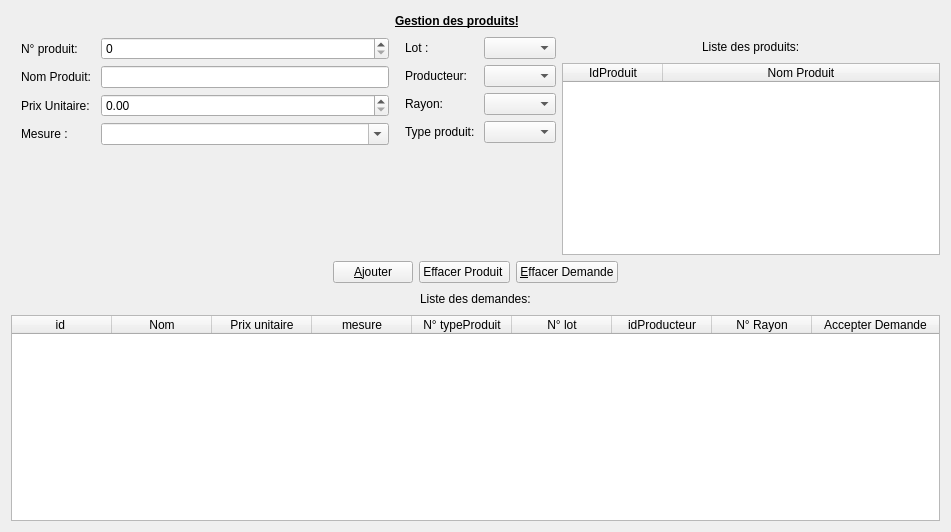
Qt form Application back office/NwBackOffice/produit.ui (kevcours/NewWorld) before a commit.
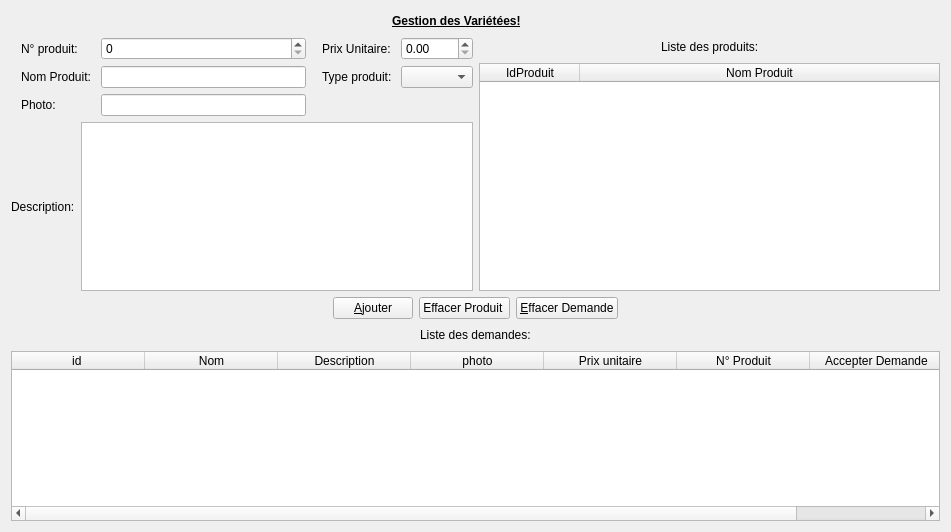
The same form after that commit. Icons and pictures are not drawn.

What changed in the file:
```diff
--- a/Application back office/NwBackOffice/produit.ui
+++ b/Application back office/NwBackOffice/produit.ui
@@ -13,9 +13,7 @@
   <property name="windowTitle">
    <string>Produit</string>
   </property>
-  <layout class="QHBoxLayout" name="horizontalLayout_6">
-   <item>
-    <layout class="QVBoxLayout" name="verticalLayout_2">
+  <layout class="QVBoxLayout" name="verticalLayout_3">
      <item>
       <layout class="QHBoxLayout" name="horizontalLayout">
        <item>
@@ -41,7 +39,7 @@
           </font>
          </property>
          <property name="text">
-          <string>Gestion des produits!</string>
+        <string>Gestion des Variétées!</string>
          </property>
         </widget>
        </item>
@@ -75,7 +73,11 @@
       </layout>
      </item>
      <item>
-      <layout class="QHBoxLayout" name="horizontalLayout_5">
+    <layout class="QHBoxLayout" name="horizontalLayout_7">
+     <item>
+      <layout class="QVBoxLayout" name="verticalLayout_2">
+       <item>
+        <layout class="QHBoxLayout" name="horizontalLayout_6">
        <item>
         <layout class="QFormLayout" name="formLayout">
          <property name="fieldGrowthPolicy">
@@ -109,78 +111,62 @@
           <widget class="QLineEdit" name="lineEditNomProd"/>
          </item>
          <item row="4" column="0">
+            <widget class="QLabel" name="label_9">
+             <property name="text">
+              <string>Photo: </string>
+             </property>
+            </widget>
+           </item>
+           <item row="4" column="1">
+            <widget class="QLineEdit" name="lineEditPhoto"/>
+           </item>
+          </layout>
+         </item>
+         <item>
+          <layout class="QFormLayout" name="formLayout_2">
+           <property name="fieldGrowthPolicy">
+            <enum>QFormLayout::AllNonFixedFieldsGrow</enum>
+           </property>
+           <property name="leftMargin">
+            <number>10</number>
+           </property>
+           <item row="0" column="1">
+            <widget class="QDoubleSpinBox" name="doubleSpinBoxPU"/>
+           </item>
+           <item row="0" column="0">
           <widget class="QLabel" name="label_7">
            <property name="text">
             <string>Prix Unitaire: </string>
            </property>
           </widget>
          </item>
-         <item row="4" column="1">
-          <widget class="QDoubleSpinBox" name="doubleSpinBoxPU"/>
-         </item>
-         <item row="6" column="0">
-          <widget class="QLabel" name="label_8">
-           <property name="text">
-            <string>Mesure :</string>
-           </property>
-          </widget>
-         </item>
-         <item row="6" column="1">
-          <widget class="QComboBox" name="comboBoxMesure">
-           <property name="editable">
-            <bool>true</bool>
-           </property>
-          </widget>
-         </item>
-        </layout>
-       </item>
-       <item>
-        <layout class="QFormLayout" name="formLayout_2">
-         <property name="fieldGrowthPolicy">
-          <enum>QFormLayout::AllNonFixedFieldsGrow</enum>
-         </property>
-         <property name="leftMargin">
-          <number>10</number>
-         </property>
-         <item row="0" column="0">
-          <widget class="QLabel" name="label_9">
-           <property name="text">
-            <string>Lot :</string>
-           </property>
-          </widget>
+           <item row="2" column="1">
+            <widget class="QComboBox" name="comboBoxTypeProduit"/>
          </item>
          <item row="2" column="0">
-          <widget class="QLabel" name="label_10">
-           <property name="text">
-            <string>Producteur: </string>
-           </property>
-          </widget>
-         </item>
-         <item row="4" column="0">
-          <widget class="QLabel" name="label_11">
-           <property name="text">
-            <string>Rayon: </string>
-           </property>
-          </widget>
-         </item>
-         <item row="7" column="0">
           <widget class="QLabel" name="label_6">
            <property name="text">
             <string>Type produit: </string>
            </property>
           </widget>
          </item>
-         <item row="4" column="1">
-          <widget class="QComboBox" name="comboBoxRayon"/>
+          </layout>
          </item>
-         <item row="7" column="1">
-          <widget class="QComboBox" name="comboBoxTypeProduit"/>
-         </item>
-         <item row="0" column="1">
-          <widget class="QComboBox" name="comboBoxLot"/>
+        </layout>
+       </item>
+       <item>
+        <layout class="QHBoxLayout" name="horizontalLayout_5">
+         <item>
+          <widget class="QLabel" name="label_8">
+           <property name="text">
+            <string>Description:</string>
+           </property>
+          </widget>
          </item>
-         <item row="2" column="1">
-          <widget class="QComboBox" name="comboBoxProducteur"/>
+         <item>
+          <widget class="QTextEdit" name="textEdit"/>
+         </item>
+        </layout>
          </item>
         </layout>
        </item>
@@ -373,11 +359,14 @@
        <property name="selectionBehavior">
         <enum>QAbstractItemView::SelectRows</enum>
        </property>
+     <attribute name="horizontalHeaderDefaultSectionSize">
+      <number>133</number>
+     </attribute>
        <attribute name="horizontalHeaderShowSortIndicator" stdset="0">
         <bool>false</bool>
        </attribute>
        <attribute name="horizontalHeaderStretchLastSection">
-        <bool>true</bool>
+      <bool>false</bool>
        </attribute>
        <attribute name="verticalHeaderVisible">
         <bool>false</bool>
@@ -398,6 +387,16 @@
          <string>Nom</string>
         </property>
        </column>
+     <column>
+      <property name="text">
+       <string>Description</string>
+      </property>
+     </column>
+     <column>
+      <property name="text">
+       <string>photo</string>
+      </property>
+     </column>
        <column>
         <property name="text">
          <string>Prix unitaire</string>
@@ -405,27 +404,7 @@
        </column>
        <column>
         <property name="text">
-         <string>mesure</string>
-        </property>
-       </column>
-       <column>
-        <property name="text">
-         <string>N° typeProduit</string>
-        </property>
-       </column>
-       <column>
-        <property name="text">
-         <string>N° lot</string>
-        </property>
-       </column>
-       <column>
-        <property name="text">
-         <string>idProducteur</string>
-        </property>
-       </column>
-       <column>
-        <property name="text">
-         <string>N° Rayon</string>
+       <string>N° Produit</string>
         </property>
        </column>
        <column>
@@ -434,8 +413,6 @@
         </property>
        </column>
       </widget>
-     </item>
-    </layout>
    </item>
   </layout>
  </widget>
```
Lines whose indentation alone changed are shown as unchanged.
